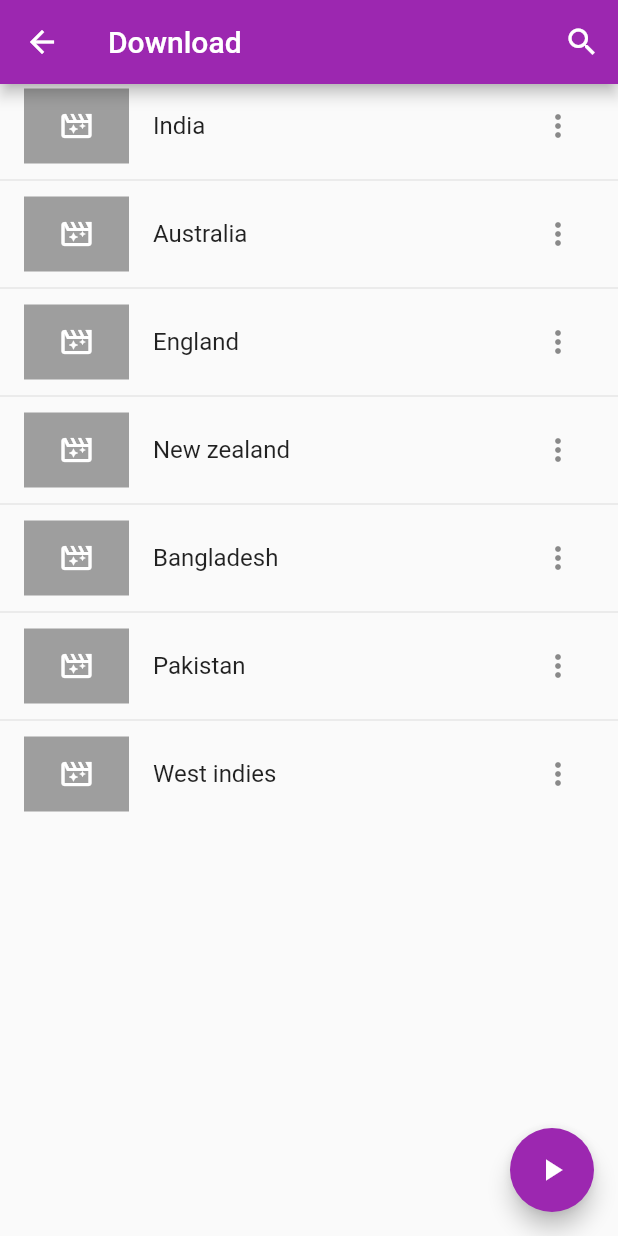
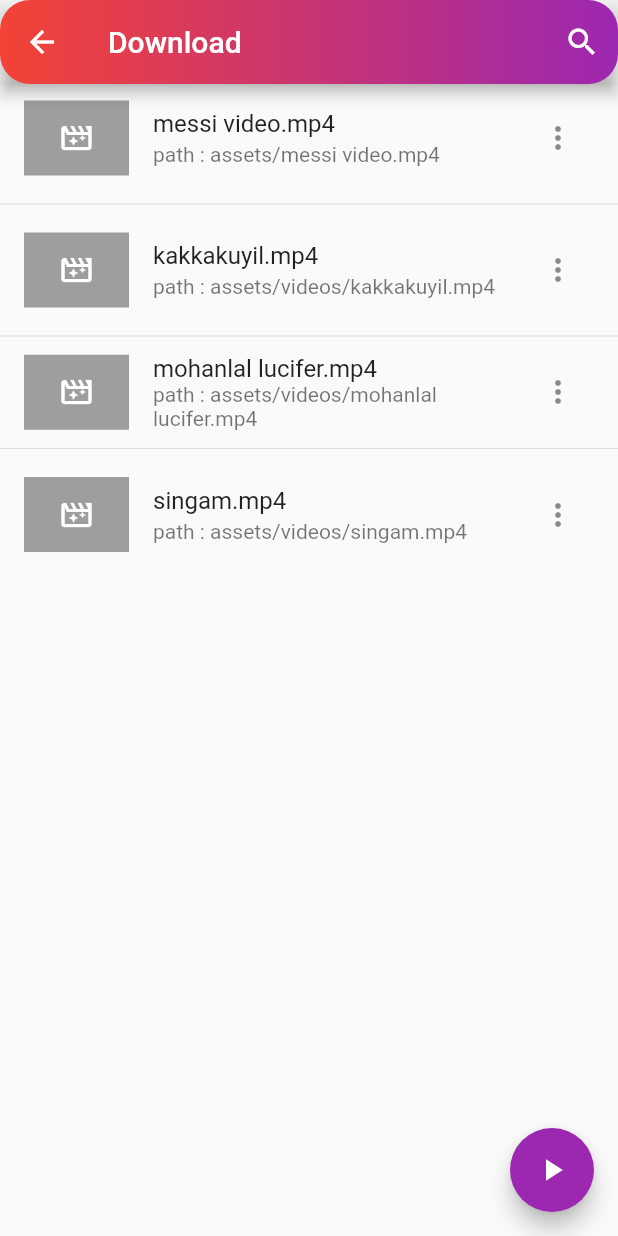
Before and after one commit to MuhammedFaseenCM/zine-player, a Flutter app: the screen it shows after launch, after a tap on "Download", on a phone screen of 412 x 824 dp. Run offline on Flutter 3.47's test engine with Material 2 defaults, Android fonts, the light colour scheme and no system bars; our stand-ins replace curved_navigation_bar, hive, hive_flutter; accounts and stored records are empty.

Commit message:
fourth commit

```diff
--- a/lib/Home/Screens/FavScreen/favScreen.dart
+++ b/lib/Home/Screens/FavScreen/favScreen.dart
@@ -1,5 +1,6 @@
 import 'package:flutter/material.dart';
 import 'package:zineplayer/Home/Screens/FavScreen/favFunction.dart';
+import 'package:zineplayer/Home/Screens/HomeScreen/folderList/ListFunctions.dart';
 import 'package:zineplayer/Home/Screens/HomeScreen/folderList/video_folder.dart';
 import 'package:zineplayer/functions/datamodels.dart';
 import 'package:zineplayer/functions/functions.dart';
@@ -16,6 +17,9 @@ class FavouriteScreen extends StatelessWidget {
               final listdata = favList[index];
               return Card(
                 child: ListTile(
+                  onTap: () {
+                    addToRecentList(title: demoList[index], context: context);
+                  },
                   leading: thumbnail(),
                   title: Text(listdata.title),
                   trailing: popupMenu(index),
--- a/lib/Home/Screens/HomeScreen/bottom_nav.dart
+++ b/lib/Home/Screens/HomeScreen/bottom_nav.dart
@@ -1,3 +1,4 @@
+import 'package:curved_navigation_bar/curved_navigation_bar.dart';
 import 'package:flutter/material.dart';
 import 'package:zineplayer/Home/mainScreen.dart';
 
@@ -9,21 +10,23 @@ class BottomNavBar extends StatelessWidget {
     return ValueListenableBuilder(
       valueListenable: MainScreen.selectedNotifier,
       builder: (BuildContext context, int updatedIndex, _) {
-        return BottomNavigationBar(
-            selectedItemColor: Colors.purple,
-            unselectedItemColor: Colors.grey[700],
-            currentIndex: updatedIndex,
+        return CurvedNavigationBar(
+            backgroundColor: Colors.purple,
             onTap: (newIndex) {
               MainScreen.selectedNotifier.value = newIndex;
             },
             items: const [
-              BottomNavigationBarItem(icon: Icon(Icons.home), label: 'Home'),
-              BottomNavigationBarItem(
-                  icon: Icon(Icons.timer), label: 'Recent list'),
-              BottomNavigationBarItem(
-                  icon: Icon(Icons.favorite), label: 'Favourites'),
-              BottomNavigationBarItem(
-                  icon: Icon(Icons.playlist_play), label: 'Playlist'),
+              Icon(Icons.home),
+              Icon(Icons.timer),
+              Icon(Icons.favorite),
+              Icon(Icons.playlist_play)
+              // BottomNavigationBarItem(icon: Icon(Icons.home), label: 'Home'),
+              // BottomNavigationBarItem(
+              //     icon: Icon(Icons.timer), label: 'Recent list'),
+              // BottomNavigationBarItem(
+              //     icon: Icon(Icons.favorite), label: 'Favourites'),
+              // BottomNavigationBarItem(
+              //     icon: Icon(Icons.playlist_play), label: 'Playlist'),
             ]);
       },
     );
--- a/lib/Home/Screens/HomeScreen/folderList/ListFunctions.dart
+++ b/lib/Home/Screens/HomeScreen/folderList/ListFunctions.dart
@@ -2,7 +2,7 @@ import 'package:flutter/material.dart';
 import 'package:zineplayer/functions/datamodels.dart';
 import 'package:zineplayer/functions/functions.dart';
 
-addToFavourite({required title, required context}) async {
+addToFavourite({required title, required context, index}) async {
   final name = title;
   final favList = Favourite(title: name);
   if (name == null) {
--- a/lib/Home/Screens/HomeScreen/folderList/video_folder.dart
+++ b/lib/Home/Screens/HomeScreen/folderList/video_folder.dart
@@ -1,8 +1,11 @@
+import 'dart:io';
+
 import 'package:flutter/material.dart';
 import 'package:zineplayer/Home/Screens/FavScreen/favFunction.dart';
 import 'package:zineplayer/Home/Screens/HomeScreen/folderList/ListFunctions.dart';
 import 'package:zineplayer/Home/Screens/PlaylistScreen/playlistitemScreen/listitemFunctions.dart';
 import 'package:zineplayer/Home/Screens/PlaylistScreen/search_playlist.dart';
+import 'package:zineplayer/Home/mainScreen.dart';
 import 'package:zineplayer/functions/datamodels.dart';
 import 'package:zineplayer/functions/functions.dart';
 
@@ -46,9 +49,12 @@ class _VideoPlayerScreenState extends State<VideoPlayerScreen> {
 
   @override
   Widget build(BuildContext context) {
-    return Scaffold(
+    return SafeArea(
+      child: Scaffold(
         appBar: AppBar(
+          backgroundColor: Colors.transparent,
           title: Text(widget.folderName),
+          flexibleSpace: appbarcontainer(),
           actions: [
             IconButton(
                 onPressed: () {
@@ -57,62 +63,30 @@ class _VideoPlayerScreenState extends State<VideoPlayerScreen> {
                 icon: const Icon(Icons.search))
           ],
         ),
-
         body: ListView.separated(
             itemBuilder: (context, index) {
+              String videopaths = videopath[index];
+              List<String> pathparts = videopaths.split(Platform.pathSeparator);
+              String videotitle = pathparts.last;
+              //  File videoFile = File(videopaths);
+              //    String videoSize = videoFile.lengthSync().toString();
               return ListTile(
                 onTap: () {
-                addToRecentList(title: demoList[index], context: context);
+                  addToRecentList(title: videotitle, context: context);
                   //  addToPlayList(context: context, listIndex: index);
                 },
-              title: Text(demoList[index]),
+                title: Text(videotitle),
+                subtitle: Text("path : " + videopath[index]),
                 leading: thumbnail(),
-              trailing: popupMenu(index: index, title: demoList[index]),
+                trailing: popupMenu(index: index, title: videotitle),
               );
             },
             separatorBuilder: (context, index) => const Divider(),
-          itemCount: demoList.length),
-      // Use a FutureBuilder to display a loading spinner while waiting for the
-      // VideoPlayerController to finish initializing.
-      // body: FutureBuilder(
-      //   future: _initializeVideoPlayerFuture,
-      //   builder: (context, snapshot) {
-      //     if (snapshot.connectionState == ConnectionState.done) {
-      //       // If the VideoPlayerController has finished initialization, use
-      //       // the data it provides to limit the aspect ratio of the video.
-      //       return AspectRatio(
-      //         aspectRatio: _controller.value.aspectRatio,
-      //         // Use the VideoPlayer widget to display the video.
-      //         child: VideoPlayer(_controller),
-      //       );
-      //     } else {
-      //       // If the VideoPlayerController is still initializing, show a
-      //       // loading spinner.
-      //       return const Center(
-      //         child: CircularProgressIndicator(),
-      //       );
-      //     }
-      //   },
-      // ),
+            itemCount: videopath.length),
         floatingActionButton: FloatingActionButton(
           child: const Icon(Icons.play_arrow),
-        onPressed: () {
-          // Wrap the play or pause in a call to `setState`. This ensures the
-          // correct icon is shown.
-          setState(() {
-            // If the video is playing, pause it.
-            // if (_controller.value.isPlaying) {
-            //   _controller.pause();
-            // } else {
-            //   // If the video is paused, play it.
-            //   _controller.play();
-            // }
-          });
-        },
-        // Display the correct icon depending on the state of the player.
-        // child: Icon(
-        //   _controller.value.isPlaying ? Icons.pause : Icons.play_arrow,
-        // ),
+          onPressed: () {},
+        ),
       ),
     );
   }
@@ -136,7 +110,8 @@ class _VideoPlayerScreenState extends State<VideoPlayerScreen> {
         PopupMenuItem(
             child: TextButton.icon(
           onPressed: () {
-            addToPlayList(context: context, listIndex: index);
+            addToPlayList(
+                context: context, listIndex: index, videotitle: title);
             print(index);
             //Navigator.of(context).pop();
           },
@@ -150,26 +125,20 @@ class _VideoPlayerScreenState extends State<VideoPlayerScreen> {
     );
   }
 
-  var demoList = [
-    'India',
-    'Australia',
-    'England',
-    'New zealand',
-    'Bangladesh',
-    'Pakistan',
-    'West indies'
-  ];
-
-  void addToPlayList({required BuildContext context, required listIndex}) {
+  void addToPlayList(
+      {required BuildContext context,
+      required listIndex,
+      required videotitle}) {
     showDialog(
       context: context,
       builder: (context) => AlertDialog(
           title: const Text("Select playlist"),
-          content: playlistDailog(listIndex: listIndex)),
+          content:
+              playlistDailog(listIndex: listIndex, videotitle: videotitle)),
     );
   }
 
-  Widget playlistDailog({required listIndex}) {
+  Widget playlistDailog({required listIndex, required videotitle}) {
     return Container(
       height: 150.0,
       width: 200.0,
@@ -185,8 +154,7 @@ class _VideoPlayerScreenState extends State<VideoPlayerScreen> {
                 return Card(
                   child: ListTile(
                     onTap: () {
-                      addItemToPlayList(
-                          title: demoList[listIndex], context: context);
+                      addItemToPlayList(title: videotitle, context: context);
                       snackBar(
                           context: context,
                           content: 'Successfully added',
@@ -214,3 +182,20 @@ Widget thumbnail() {
     ),
   );
 }
+
+var demoList = [
+  'India',
+  'Australia',
+  'England',
+  'New zealand',
+  'Bangladesh',
+  'Pakistan',
+  'West indies'
+];
+
+List<String> videopath = [
+  'assets/messi video.mp4',
+  'assets/videos/kakkakuyil.mp4',
+  'assets/videos/mohanlal lucifer.mp4',
+  'assets/videos/singam.mp4'
+];
--- a/lib/Home/Screens/PlaylistScreen/PlaylistFunctions.dart
+++ b/lib/Home/Screens/PlaylistScreen/PlaylistFunctions.dart
@@ -27,7 +27,7 @@ updatePlaylist(index, context, _newPlayListController) async {
   Navigator.of(context).pop();
 }
 
-Future<void> deleteFunction(int index, context, delefunction) async {
+Future<void> deleteFunction(int index, context) async {
   showDialog(
       context: context,
       builder: (context) {
@@ -36,7 +36,7 @@ Future<void> deleteFunction(int index, context, delefunction) async {
           actions: [
             TextButton(
                 onPressed: () {
-                  delefunction;
+                  deletePlayList(index);
                   Navigator.of(context).pop();
                   Navigator.of(context).pop();
                   snackBar(
--- a/lib/Home/mainScreen.dart
+++ b/lib/Home/mainScreen.dart
@@ -16,13 +16,14 @@ class MainScreen extends StatelessWidget {
     Home_screen(),
     const RecentScreen(),
     const FavouriteScreen(),
-    const PlayScreen()
+    PlayScreen()
   ];
 
   @override
   Widget build(BuildContext context) {
     getAllFunctions();
-    return Scaffold(
+    return SafeArea(
+      child: Scaffold(
         drawer: NavDrawer(),
         appBar: AppBar(
           title: ValueListenableBuilder(
@@ -31,6 +32,8 @@ class MainScreen extends StatelessWidget {
               return Text(_appbar[updatedIndex]);
             },
           ),
+          backgroundColor: Colors.transparent,
+          flexibleSpace: appbarcontainer(),
           centerTitle: true,
           actions: [
             IconButton(
@@ -50,8 +53,20 @@ class MainScreen extends StatelessWidget {
             //_pages[updatedIndex];
           },
         )),
+      ),
     );
   }
 
   final _appbar = ['Home', 'Recent', 'Favourites', 'Playlist'];
 }
+
+Widget appbarcontainer() {
+  return Container(
+      decoration: const BoxDecoration(
+          borderRadius: BorderRadius.only(
+              bottomLeft: Radius.circular(20.0),
+              bottomRight: Radius.circular(20.0),
+              topLeft: Radius.circular(20.0),
+              topRight: Radius.circular(20.0)),
+          gradient: LinearGradient(colors: [Colors.red, Colors.purple])));
+}
--- a/lib/functions/functions.dart
+++ b/lib/functions/functions.dart
@@ -92,11 +92,12 @@ Future<void> getPlayListitems() async {
   playlistitemsNotifier.notifyListeners();
 }
 
-Future<void> deleteListItem(int index) async {
+Future<void> deleteListItem({required int index, required context}) async {
   final listitemshive = await Hive.openBox<PlayListItems>('listitemsBox');
   await listitemshive.deleteAt(index);
   print("deleted $index from playlist");
-  getPlayListitems();
+  Navigator.of(context).pop();
+  await getPlayListitems();
 }
 
 Future<void> getAllFunctions() async {
```
Also changed, not shown: lib/Home/Screens/PlaylistScreen/PlaylistScreen.dart (+6 -5 lines), lib/Home/Screens/PlaylistScreen/playlistitemScreen/playlistItemScreen.dart (+12 -2 lines), pubspec.yaml (+7 -3 lines), lib/functions/datamodels.g.dart, pubspec.lock, 4 other files. Lines whose indentation alone changed are shown as unchanged.
